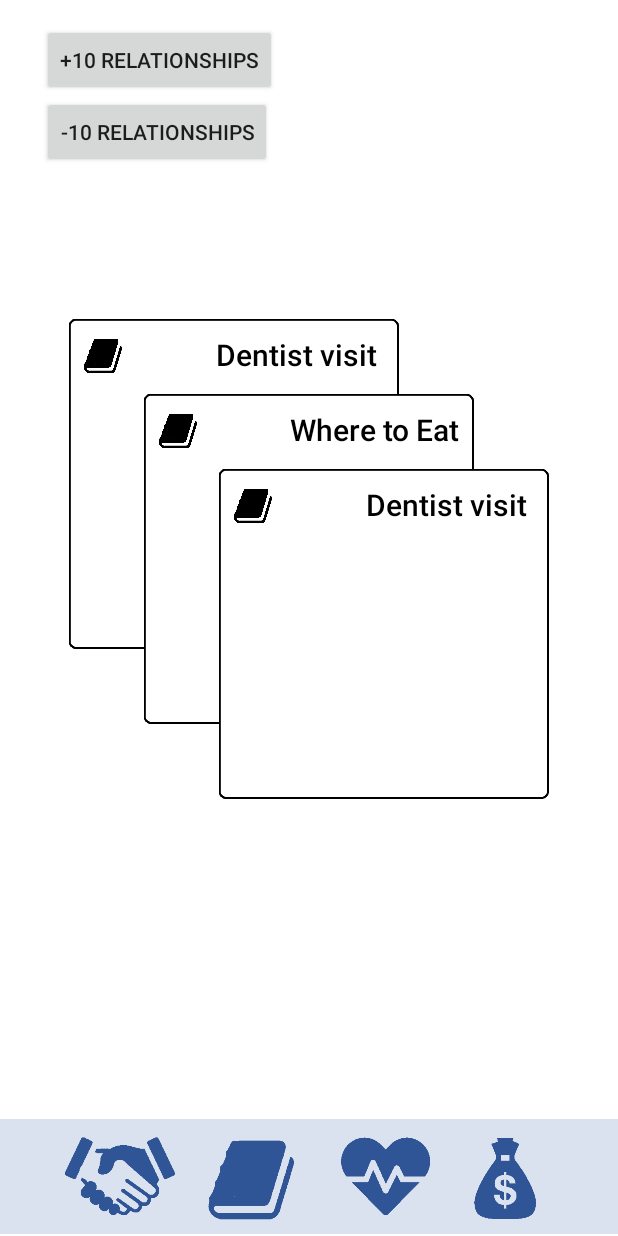
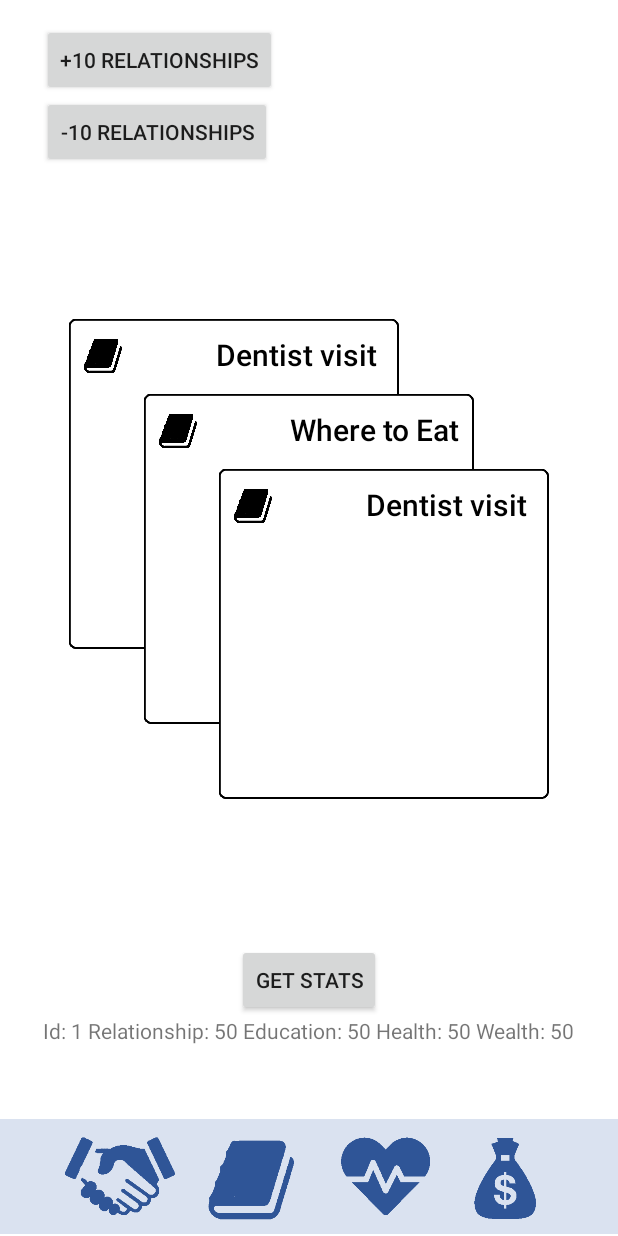
Before and after one commit to phydesmith/Adulting, an Android app: the CardSelection screen opened directly, with no data from a screen before it, on a phone screen of 412 x 824 dp. Run offline under Robolectric (Android 15) with nearby library versions, the phone set to English and light mode, and no system bars; our stand-ins replace Room's generated code.

Commit message:
player implementation - getting textview to reflect player stats

```diff
--- a/app/src/main/java/com/example/adulting/CardSelection.kt
+++ b/app/src/main/java/com/example/adulting/CardSelection.kt
@@ -15,6 +15,7 @@ import androidx.lifecycle.ViewModel
 import androidx.lifecycle.ViewModelProvider
 import androidx.lifecycle.ViewModelProviders
 import com.example.adulting.jdata.entity.Card
+import com.example.adulting.jdata.entity.Player
 import com.example.adulting.jdata.modelview.CardViewModel
 import kotlinx.android.synthetic.main.activity_card_selection.*
 import java.security.AccessController.getContext
@@ -87,6 +88,16 @@ class CardSelection : AppCompatActivity() {
             cardViewModel.getCardsByType(random.nextInt(4)+1).observe(this, observer)
         }
 
+        cardViewModel.getPlayer(1)
+        cardViewModel.getPlayer(1).observe(this, Observer<List<Player>> {playerList ->
+            playerStatus.text = playerList.get(0).toString()
+            @Override
+            fun onChanged(playerList : List<Player>){
+                playerStatus.text = playerList.get(0).toString()
+            }
+
+        })
+
 
         testAddR.setOnClickListener(View.OnClickListener {
             Log.i("Test Button", "Plus 10")
@@ -118,7 +129,6 @@ class CardSelection : AppCompatActivity() {
             startActivityForResult(myIntent, 1234)
             delayedHide(0)
         })
-
 
 
     }
--- a/app/src/main/res/layout/activity_card_selection.xml
+++ b/app/src/main/res/layout/activity_card_selection.xml
@@ -252,5 +252,24 @@
         app:layout_constraintEnd_toEndOf="@+id/frontCard"
         app:layout_constraintTop_toTopOf="@+id/frontCard" />
 
+    <TextView
+        android:id="@+id/playerStatus"
+        android:layout_width="wrap_content"
+        android:layout_height="wrap_content"
+        android:layout_marginBottom="48dp"
+        android:text="TextView"
+        app:layout_constraintBottom_toTopOf="@+id/bottomBar"
+        app:layout_constraintEnd_toEndOf="parent"
+        app:layout_constraintStart_toStartOf="parent" />
+
+    <Button
+        android:id="@+id/statsButton"
+        android:layout_width="wrap_content"
+        android:layout_height="wrap_content"
+        android:text="Get Stats"
+        app:layout_constraintBottom_toTopOf="@+id/playerStatus"
+        app:layout_constraintEnd_toEndOf="parent"
+        app:layout_constraintStart_toStartOf="parent" />
+
 
 </androidx.constraintlayout.widget.ConstraintLayout>
```
Also changed, not shown: app/src/main/java/com/example/adulting/ChoiceScreen.kt (+27 -25 lines).
